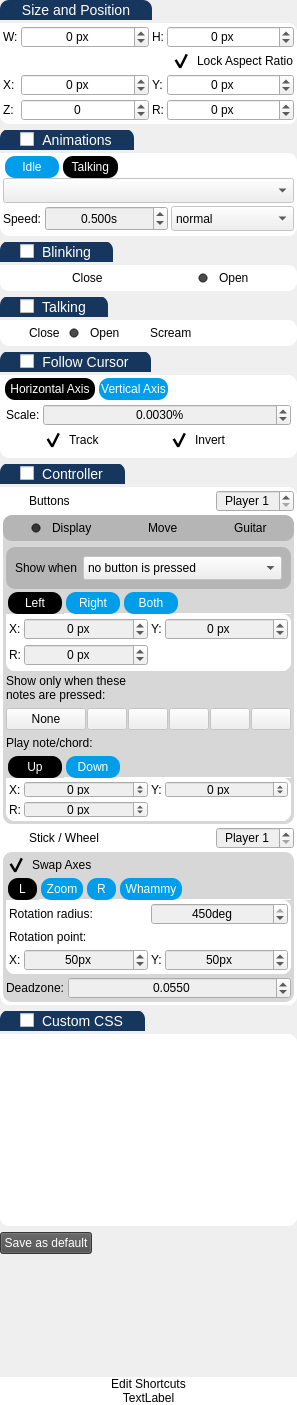
Qt form UI/settingsWidget.ui (Gemmstone/PyNGtuber) before a commit.
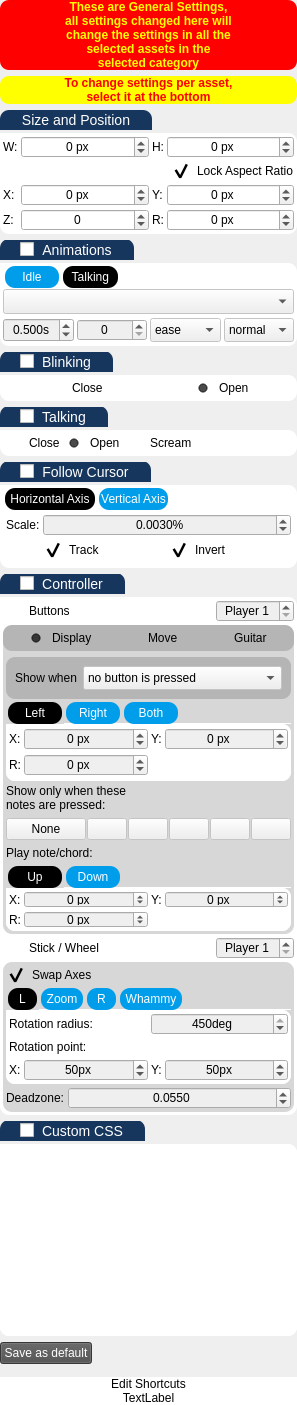
The same form after that commit. The open tabs and pages were chosen to show the change. Icons and pictures are not drawn.

Commit message: Added per asset and removed quirks mode from the HTML file

Diff of the .ui file:
```diff
--- a/UI/settingsWidget.ui
+++ b/UI/settingsWidget.ui
@@ -80,6 +80,49 @@
    <property name="bottomMargin">
     <number>0</number>
    </property>
+   <item>
+    <widget class="QLabel" name="warning">
+     <property name="styleSheet">
+      <string notr="true">font-weight: bold;
+background-color: red;
+color: yellow;
+border-top-left-radius: 9px;</string>
+     </property>
+     <property name="text">
+      <string>These are General Settings,
+all settings changed here will
+change the settings in all the
+selected assets in the
+selected category</string>
+     </property>
+     <property name="alignment">
+      <set>Qt::AlignCenter</set>
+     </property>
+     <property name="wordWrap">
+      <bool>true</bool>
+     </property>
+    </widget>
+   </item>
+   <item>
+    <widget class="QLabel" name="warning_2">
+     <property name="styleSheet">
+      <string notr="true">font-weight: bold;
+background-color: yellow;
+color: red;
+border-top-left-radius: 9px;</string>
+     </property>
+     <property name="text">
+      <string>To change settings per asset,
+select it at the bottom</string>
+     </property>
+     <property name="alignment">
+      <set>Qt::AlignCenter</set>
+     </property>
+     <property name="wordWrap">
+      <bool>true</bool>
+     </property>
+    </widget>
+   </item>
    <item>
     <widget class="QGroupBox" name="groupBox">
      <property name="styleSheet">
@@ -758,7 +801,61 @@
                 <property name="spacing">
                  <number>3</number>
                 </property>
-                <item row="1" column="1">
+                <item row="1" column="3">
+                 <widget class="QComboBox" name="talking_animation_direction">
+                  <property name="sizePolicy">
+                   <sizepolicy hsizetype="Preferred" vsizetype="Preferred">
+                    <horstretch>0</horstretch>
+                    <verstretch>0</verstretch>
+                   </sizepolicy>
+                  </property>
+                  <property name="minimumSize">
+                   <size>
+                    <width>0</width>
+                    <height>0</height>
+                   </size>
+                  </property>
+                  <property name="maximumSize">
+                   <size>
+                    <width>16777215</width>
+                    <height>25</height>
+                   </size>
+                  </property>
+                  <property name="toolTip">
+                   <string>Animation name</string>
+                  </property>
+                  <property name="whatsThis">
+                   <string>&lt;html&gt;&lt;head/&gt;&lt;body&gt;&lt;p&gt;&lt;span style=&quot; font-weight:600;&quot;&gt;Alpha Composite:&lt;/span&gt; Best for images with some transparency but it can't do different size images.&lt;/p&gt;&lt;p&gt;&lt;span style=&quot; font-weight:600;&quot;&gt;Pillow Paste:&lt;/span&gt; Best for images with different sizes and positions, but it struggles with transparency.&lt;/p&gt;&lt;p&gt;&lt;span style=&quot; font-weight:600;&quot;&gt;Alpha Composite + Pillow Paste:&lt;/span&gt; Tries to combine the two for a better image, won't make promises.&lt;/p&gt;&lt;p&gt;&lt;span style=&quot; font-weight:600;&quot;&gt;Screenshot:&lt;/span&gt; Just takes a screenshot of the model.&lt;/p&gt;&lt;p&gt;&lt;span style=&quot; font-weight:600;&quot;&gt;Screenshot + Chroma Key:&lt;/span&gt; Just takes a screenshot of the model and tries to remove the background.&lt;/p&gt;&lt;/body&gt;&lt;/html&gt;</string>
+                  </property>
+                  <property name="maxVisibleItems">
+                   <number>10</number>
+                  </property>
+                  <property name="sizeAdjustPolicy">
+                   <enum>QComboBox::AdjustToMinimumContentsLengthWithIcon</enum>
+                  </property>
+                  <item>
+                   <property name="text">
+                    <string>normal</string>
+                   </property>
+                  </item>
+                  <item>
+                   <property name="text">
+                    <string>reverse</string>
+                   </property>
+                  </item>
+                  <item>
+                   <property name="text">
+                    <string>alternate</string>
+                   </property>
+                  </item>
+                  <item>
+                   <property name="text">
+                    <string>alternate-reverse</string>
+                   </property>
+                  </item>
+                 </widget>
+                </item>
+                <item row="1" column="0">
                  <widget class="QDoubleSpinBox" name="talking_speed">
                   <property name="minimumSize">
                    <size>
@@ -798,26 +895,83 @@
                   </property>
                  </widget>
                 </item>
-                <item row="1" column="0">
-                 <widget class="QLabel" name="label_43">
+                <item row="1" column="1">
+                 <widget class="QSpinBox" name="talking_animation_iteration">
+                  <property name="alignment">
+                   <set>Qt::AlignCenter</set>
+                  </property>
+                 </widget>
+                </item>
+                <item row="1" column="2">
+                 <widget class="QComboBox" name="talking_animation_pacing">
                   <property name="sizePolicy">
-                   <sizepolicy hsizetype="Fixed" vsizetype="Preferred">
+                   <sizepolicy hsizetype="Preferred" vsizetype="Preferred">
                     <horstretch>0</horstretch>
                     <verstretch>0</verstretch>
                    </sizepolicy>
                   </property>
+                  <property name="minimumSize">
+                   <size>
+                    <width>0</width>
+                    <height>0</height>
+                   </size>
+                  </property>
                   <property name="maximumSize">
                    <size>
                     <width>16777215</width>
                     <height>25</height>
                    </size>
                   </property>
-                  <property name="text">
-                   <string>Speed:</string>
+                  <property name="toolTip">
+                   <string>Animation name</string>
                   </property>
+                  <property name="whatsThis">
+                   <string>&lt;html&gt;&lt;head/&gt;&lt;body&gt;&lt;p&gt;&lt;span style=&quot; font-weight:600;&quot;&gt;Alpha Composite:&lt;/span&gt; Best for images with some transparency but it can't do different size images.&lt;/p&gt;&lt;p&gt;&lt;span style=&quot; font-weight:600;&quot;&gt;Pillow Paste:&lt;/span&gt; Best for images with different sizes and positions, but it struggles with transparency.&lt;/p&gt;&lt;p&gt;&lt;span style=&quot; font-weight:600;&quot;&gt;Alpha Composite + Pillow Paste:&lt;/span&gt; Tries to combine the two for a better image, won't make promises.&lt;/p&gt;&lt;p&gt;&lt;span style=&quot; font-weight:600;&quot;&gt;Screenshot:&lt;/span&gt; Just takes a screenshot of the model.&lt;/p&gt;&lt;p&gt;&lt;span style=&quot; font-weight:600;&quot;&gt;Screenshot + Chroma Key:&lt;/span&gt; Just takes a screenshot of the model and tries to remove the background.&lt;/p&gt;&lt;/body&gt;&lt;/html&gt;</string>
+                  </property>
+                  <property name="maxVisibleItems">
+                   <number>10</number>
+                  </property>
+                  <property name="sizeAdjustPolicy">
+                   <enum>QComboBox::AdjustToMinimumContentsLengthWithIcon</enum>
+                  </property>
+                  <item>
+                   <property name="text">
+                    <string>ease</string>
+                   </property>
+                  </item>
+                  <item>
+                   <property name="text">
+                    <string>ease-in</string>
+                   </property>
+                  </item>
+                  <item>
+                   <property name="text">
+                    <string>ease-out</string>
+                   </property>
+                  </item>
+                  <item>
+                   <property name="text">
+                    <string>ease-in-out</string>
+                   </property>
+                  </item>
+                  <item>
+                   <property name="text">
+                    <string>linear</string>
+                   </property>
+                  </item>
+                  <item>
+                   <property name="text">
+                    <string>step-start</string>
+                   </property>
+                  </item>
+                  <item>
+                   <property name="text">
+                    <string>step-end</string>
+                   </property>
+                  </item>
                  </widget>
                 </item>
-                <item row="0" column="0" colspan="3">
+                <item row="0" column="0" colspan="4">
                  <widget class="QComboBox" name="talking_animation">
                   <property name="sizePolicy">
                    <sizepolicy hsizetype="Preferred" vsizetype="Preferred">
@@ -851,60 +1005,6 @@
                   </property>
                  </widget>
                 </item>
-                <item row="1" column="2">
-                 <widget class="QComboBox" name="talking_animation_direction">
-                  <property name="sizePolicy">
-                   <sizepolicy hsizetype="Preferred" vsizetype="Preferred">
-                    <horstretch>0</horstretch>
-                    <verstretch>0</verstretch>
-                   </sizepolicy>
-                  </property>
-                  <property name="minimumSize">
-                   <size>
-                    <width>0</width>
-                    <height>0</height>
-                   </size>
-                  </property>
-                  <property name="maximumSize">
-                   <size>
-                    <width>16777215</width>
-                    <height>25</height>
-                   </size>
-                  </property>
-                  <property name="toolTip">
-                   <string>Animation name</string>
-                  </property>
-                  <property name="whatsThis">
-                   <string>&lt;html&gt;&lt;head/&gt;&lt;body&gt;&lt;p&gt;&lt;span style=&quot; font-weight:600;&quot;&gt;Alpha Composite:&lt;/span&gt; Best for images with some transparency but it can't do different size images.&lt;/p&gt;&lt;p&gt;&lt;span style=&quot; font-weight:600;&quot;&gt;Pillow Paste:&lt;/span&gt; Best for images with different sizes and positions, but it struggles with transparency.&lt;/p&gt;&lt;p&gt;&lt;span style=&quot; font-weight:600;&quot;&gt;Alpha Composite + Pillow Paste:&lt;/span&gt; Tries to combine the two for a better image, won't make promises.&lt;/p&gt;&lt;p&gt;&lt;span style=&quot; font-weight:600;&quot;&gt;Screenshot:&lt;/span&gt; Just takes a screenshot of the model.&lt;/p&gt;&lt;p&gt;&lt;span style=&quot; font-weight:600;&quot;&gt;Screenshot + Chroma Key:&lt;/span&gt; Just takes a screenshot of the model and tries to remove the background.&lt;/p&gt;&lt;/body&gt;&lt;/html&gt;</string>
-                  </property>
-                  <property name="maxVisibleItems">
-                   <number>10</number>
-                  </property>
-                  <property name="sizeAdjustPolicy">
-                   <enum>QComboBox::AdjustToMinimumContentsLengthWithIcon</enum>
-                  </property>
-                  <item>
-                   <property name="text">
-                    <string>normal</string>
-                   </property>
-                  </item>
-                  <item>
-                   <property name="text">
-                    <string>reverse</string>
-                   </property>
-                  </item>
-                  <item>
-                   <property name="text">
-                    <string>alternate</string>
-                   </property>
-                  </item>
-                  <item>
-                   <property name="text">
-                    <string>alternate-reverse</string>
-                   </property>
-                  </item>
-                 </widget>
-                </item>
                </layout>
               </widget>
              </item>
```
Left out of the diff: 105 changed lines with no effect on the pictures. The commit also changes 82 other files.
